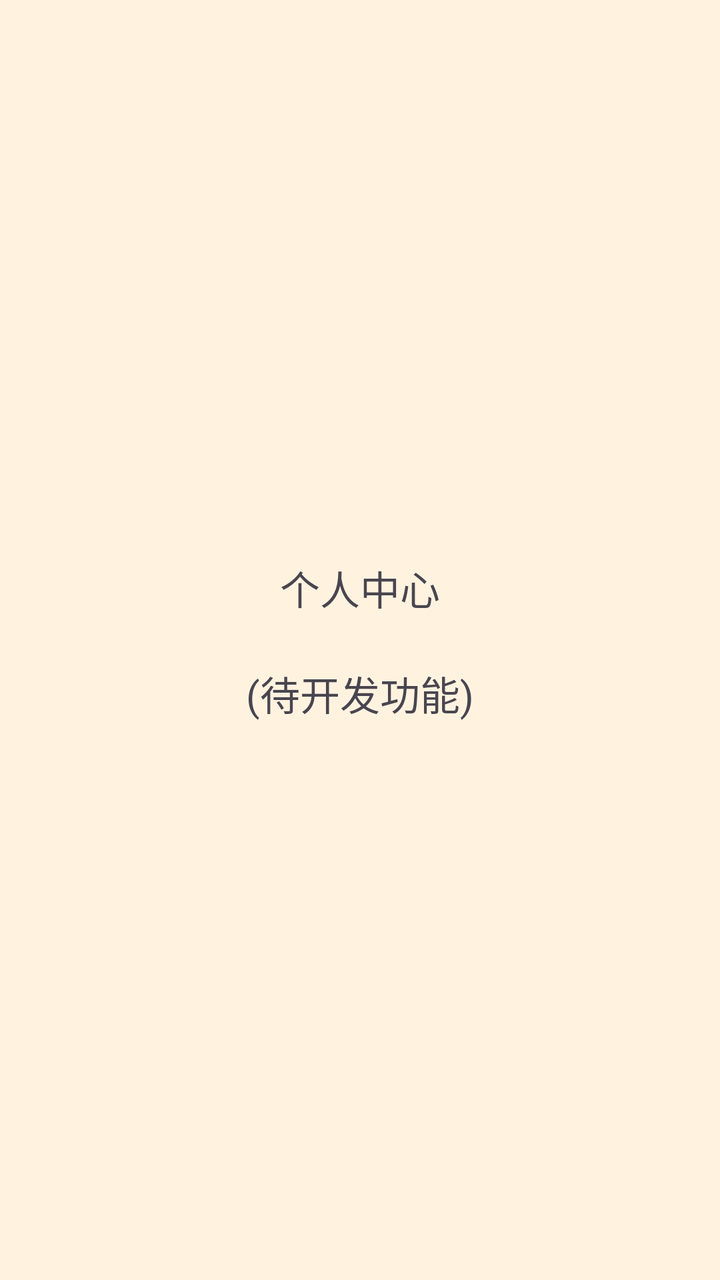
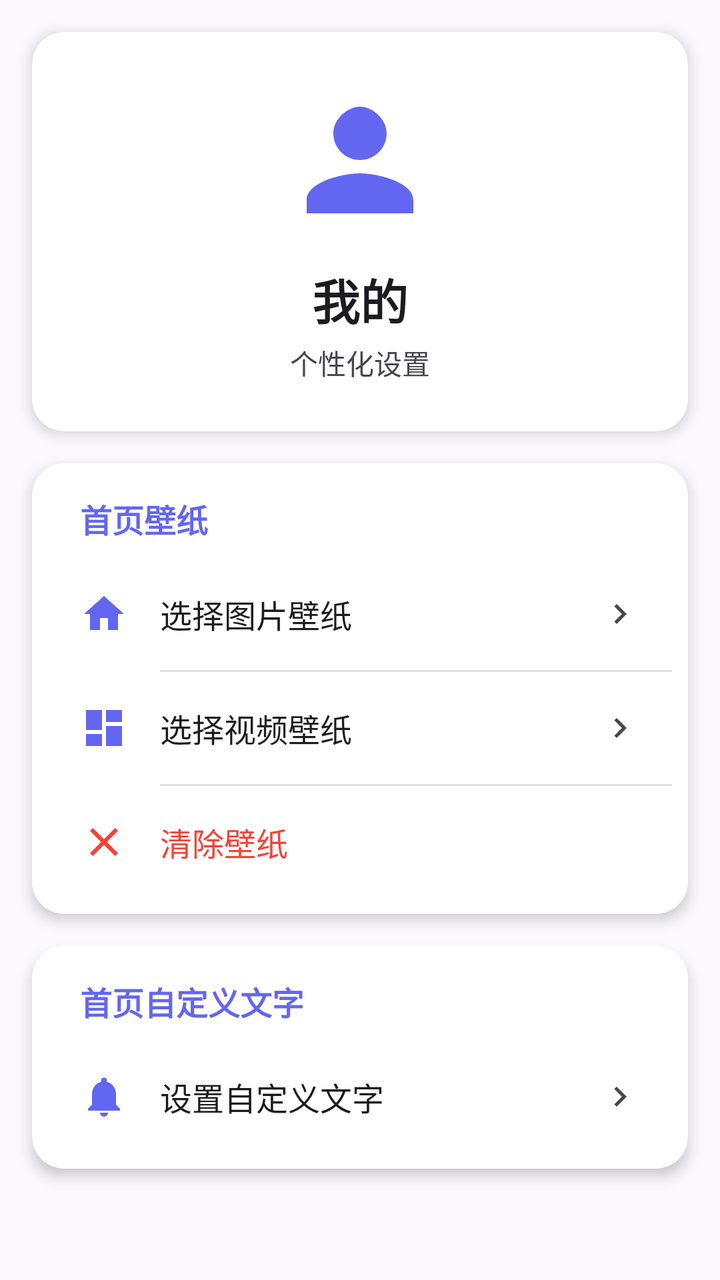

Two renders of the same Android screen: before a commit and after it. Below are the layout's source before the change and the commit's diff.
<!-- AndroidManifest.xml: application theme Theme.GuessTheNumber -->
<!-- res/layout/fragment_me.xml -->
<?xml version="1.0" encoding="utf-8"?>
<androidx.constraintlayout.widget.ConstraintLayout xmlns:android="http://schemas.android.com/apk/res/android"
    xmlns:app="http://schemas.android.com/apk/res-auto"
    android:layout_width="match_parent"
    android:layout_height="match_parent">

    <TextView
        android:id="@+id/text_me"
        android:layout_width="wrap_content"
        android:layout_height="wrap_content"
        android:text="个人中心\n\n(待开发功能)"
        android:textAlignment="center"
        android:textSize="20sp"
        app:layout_constraintBottom_toBottomOf="parent"
        app:layout_constraintEnd_toEndOf="parent"
        app:layout_constraintStart_toStartOf="parent"
        app:layout_constraintTop_toTopOf="parent" />
</androidx.constraintlayout.widget.ConstraintLayout>
<!-- resources referenced by this layout -->
<resources>
  <style name="Base.Theme.GuessTheNumber" parent="Theme.Material3.DayNight.NoActionBar">
          
          <item name="colorPrimary">@color/warm_primary</item>
          <item name="colorPrimaryContainer">@color/warm_accent</item>
          <item name="colorOnPrimary">@color/white</item>
          <item name="android:statusBarColor">@color/warm_bg</item>
          <item name="android:windowLightStatusBar">true</item>
          <item name="android:windowBackground">@color/warm_bg</item>
      </style>
  <color name="warm_primary">#FF7043</color>
  <color name="warm_accent">#FFAB91</color>
  <color name="white">#FFFFFFFF</color>
  <color name="warm_bg">#FFF3E0</color>
  <!-- unchanged entries left out for length: 1 -->
</resources>

<!-- the commit's change to res/layout/fragment_me.xml (unified diff, before → after) -->
@@ -1,18 +1,260 @@
 <?xml version="1.0" encoding="utf-8"?>
-<androidx.constraintlayout.widget.ConstraintLayout xmlns:android="http://schemas.android.com/apk/res/android"
+<ScrollView xmlns:android="http://schemas.android.com/apk/res/android"
     xmlns:app="http://schemas.android.com/apk/res-auto"
+    xmlns:tools="http://schemas.android.com/tools"
     android:layout_width="match_parent"
-    android:layout_height="match_parent">
-
-    <TextView
-        android:id="@+id/text_me"
-        android:layout_width="wrap_content"
+    android:layout_height="match_parent"
+    android:fillViewport="true">
+
+    <LinearLayout
+        android:layout_width="match_parent"
         android:layout_height="wrap_content"
-        android:text="个人中心\n\n(待开发功能)"
-        android:textAlignment="center"
-        android:textSize="20sp"
-        app:layout_constraintBottom_toBottomOf="parent"
-        app:layout_constraintEnd_toEndOf="parent"
-        app:layout_constraintStart_toStartOf="parent"
-        app:layout_constraintTop_toTopOf="parent" />
-</androidx.constraintlayout.widget.ConstraintLayout>
+        android:orientation="vertical">
+
+        
+        <androidx.cardview.widget.CardView
+            android:layout_width="match_parent"
+            android:layout_height="wrap_content"
+            android:layout_margin="16dp"
+            app:cardCornerRadius="16dp"
+            app:cardElevation="4dp">
+
+            <LinearLayout
+                android:layout_width="match_parent"
+                android:layout_height="wrap_content"
+                android:orientation="vertical"
+                android:padding="24dp"
+                android:gravity="center">
+
+                <ImageView
+                    android:layout_width="80dp"
+                    android:layout_height="80dp"
+                    android:src="@drawable/ic_person"
+                    android:tint="?attr/colorPrimary" />
+
+                <TextView
+                    android:layout_width="wrap_content"
+                    android:layout_height="wrap_content"
+                    android:layout_marginTop="12dp"
+                    android:text="我的"
+                    android:textSize="24sp"
+                    android:textStyle="bold"
+                    android:textColor="?android:attr/textColorPrimary" />
+
+                <TextView
+                    android:layout_width="wrap_content"
+                    android:layout_height="wrap_content"
+                    android:layout_marginTop="4dp"
+                    android:text="个性化设置"
+                    android:textSize="14sp"
+                    android:textColor="?android:attr/textColorSecondary" />
+
+            </LinearLayout>
+
+        </androidx.cardview.widget.CardView>
+
+        
+        <androidx.cardview.widget.CardView
+            android:layout_width="match_parent"
+            android:layout_height="wrap_content"
+            android:layout_marginStart="16dp"
+            android:layout_marginEnd="16dp"
+            android:layout_marginBottom="16dp"
+            app:cardCornerRadius="16dp"
+            app:cardElevation="4dp">
+
+            <LinearLayout
+                android:layout_width="match_parent"
+                android:layout_height="wrap_content"
+                android:orientation="vertical"
+                android:padding="8dp">
+
+                
+                <TextView
+                    android:layout_width="wrap_content"
+                    android:layout_height="wrap_content"
+                    android:layout_marginStart="16dp"
+                    android:layout_marginTop="8dp"
+                    android:layout_marginBottom="8dp"
+                    android:text="首页壁纸"
+                    android:textSize="16sp"
+                    android:textStyle="bold"
+                    android:textColor="?attr/colorPrimary" />
+
+                
+                <LinearLayout
+                    android:id="@+id/btn_select_image"
+                    android:layout_width="match_parent"
+                    android:layout_height="wrap_content"
+                    android:orientation="horizontal"
+                    android:padding="16dp"
+                    android:background="?attr/selectableItemBackground"
+                    android:gravity="center_vertical">
+
+                    <ImageView
+                        android:layout_width="24dp"
+                        android:layout_height="24dp"
+                        android:src="@drawable/ic_home"
+                        android:tint="?attr/colorPrimary" />
+
+                    <TextView
+                        android:layout_width="0dp"
+                        android:layout_height="wrap_content"
+                        android:layout_weight="1"
+                        android:layout_marginStart="16dp"
+                        android:text="选择图片壁纸"
+                        android:textSize="16sp"
+                        android:textColor="?android:attr/textColorPrimary" />
+
+                    <ImageView
+                        android:layout_width="20dp"
+                        android:layout_height="20dp"
+                        android:src="@drawable/ic_arrow_forward"
+                        android:tint="?android:attr/textColorSecondary" />
+
+                </LinearLayout>
+
+                <View
+                    android:layout_width="match_parent"
+                    android:layout_height="1dp"
+                    android:layout_marginStart="56dp"
+                    android:background="#E0E0E0" />
+
+                
+                <LinearLayout
+                    android:id="@+id/btn_select_video"
+                    android:layout_width="match_parent"
+                    android:layout_height="wrap_content"
+                    android:orientation="horizontal"
+                    android:padding="16dp"
+                    android:background="?attr/selectableItemBackground"
+                    android:gravity="center_vertical">
+
+                    <ImageView
+                        android:layout_width="24dp"
+                        android:layout_height="24dp"
+                        android:src="@drawable/ic_dashboard"
+                        android:tint="?attr/colorPrimary" />
+
+                    <TextView
+                        android:layout_width="0dp"
+                        android:layout_height="wrap_content"
+                        android:layout_weight="1"
+                        android:layout_marginStart="16dp"
+                        android:text="选择视频壁纸"
+                        android:textSize="16sp"
+                        android:textColor="?android:attr/textColorPrimary" />
+
+                    <ImageView
+                        android:layout_width="20dp"
+                        android:layout_height="20dp"
+                        android:src="@drawable/ic_arrow_forward"
+                        android:tint="?android:attr/textColorSecondary" />
+
+                </LinearLayout>
+
+                <View
+                    android:layout_width="match_parent"
+                    android:layout_height="1dp"
+                    android:layout_marginStart="56dp"
+                    android:background="#E0E0E0" />
+
+                
+                <LinearLayout
+                    android:id="@+id/btn_clear_wallpaper"
+                    android:layout_width="match_parent"
+                    android:layout_height="wrap_content"
+                    android:orientation="horizontal"
+                    android:padding="16dp"
+                    android:background="?attr/selectableItemBackground"
+                    android:gravity="center_vertical">
+
+                    <ImageView
+                        android:layout_width="24dp"
+                        android:layout_height="24dp"
+                        android:src="@drawable/close_icon"
+                        android:tint="#F44336" />
+
+                    <TextView
+                        android:layout_width="0dp"
+                        android:layout_height="wrap_content"
+                        android:layout_weight="1"
+                        android:layout_marginStart="16dp"
+                        android:text="清除壁纸"
+                        android:textSize="16sp"
+                        android:textColor="#F44336" />
+
+                </LinearLayout>
+
+            </LinearLayout>
+
+        </androidx.cardview.widget.CardView>
+
+        
+        <androidx.cardview.widget.CardView
+            android:layout_width="match_parent"
+            android:layout_height="wrap_content"
+            android:layout_marginStart="16dp"
+            android:layout_marginEnd="16dp"
+            android:layout_marginBottom="16dp"
+            app:cardCornerRadius="16dp"
+            app:cardElevation="4dp">
+
+            <LinearLayout
+                android:layout_width="match_parent"
+                android:layout_height="wrap_content"
+                android:orientation="vertical"
+                android:padding="8dp">
+
+                
+                <TextView
+                    android:layout_width="wrap_content"
+                    android:layout_height="wrap_content"
+                    android:layout_marginStart="16dp"
+                    android:layout_marginTop="8dp"
+                    android:layout_marginBottom="8dp"
+                    android:text="首页自定义文字"
+                    android:textSize="16sp"
+                    android:textStyle="bold"
+                    android:textColor="?attr/colorPrimary" />
+
+                
+                <LinearLayout
+                    android:id="@+id/btn_set_custom_text"
+                    android:layout_width="match_parent"
+                    android:layout_height="wrap_content"
+                    android:orientation="horizontal"
+                    android:padding="16dp"
+                    android:background="?attr/selectableItemBackground"
+                    android:gravity="center_vertical">
+
+                    <ImageView
+                        android:layout_width="24dp"
+                        android:layout_height="24dp"
+                        android:src="@drawable/ic_notifications"
+                        android:tint="?attr/colorPrimary" />
+
+                    <TextView
+                        android:layout_width="0dp"
+                        android:layout_height="wrap_content"
+                        android:layout_weight="1"
+                        android:layout_marginStart="16dp"
+                        android:text="设置自定义文字"
+                        android:textSize="16sp"
+                        android:textColor="?android:attr/textColorPrimary" />
+
+                    <ImageView
+                        android:layout_width="20dp"
+                        android:layout_height="20dp"
+                        android:src="@drawable/ic_arrow_forward"
+                        android:tint="?android:attr/textColorSecondary" />
+
+                </LinearLayout>
+
+            </LinearLayout>
+
+        </androidx.cardview.widget.CardView>
+
+    </LinearLayout>
+
+</ScrollView>
<!-- resource entries referenced after the edit -->
@@ -1,18 +1,191 @@
 <!-- resources referenced by this layout -->
 <resources>
+  <!-- drawable close_icon (drawable) -->
+  <vector xmlns:android="http://schemas.android.com/apk/res/android"
+      android:width="24dp"
+      android:height="24dp"
+      android:viewportWidth="24"
+      android:viewportHeight="24"
+      android:tint="@color/text_color">
+      <path
+          android:fillColor="@android:color/white"
+          android:pathData="M19,6.41L17.59,5 12,10.59 6.41,5 5,6.41 10.59,12 5,17.59 6.41,19 12,13.41 17.59,19 19,17.59 13.41,12z"/>
+  </vector>
+  <!-- drawable ic_arrow_forward (drawable) -->
+  <vector xmlns:android="http://schemas.android.com/apk/res/android"
+      android:width="24dp"
+      android:height="24dp"
+      android:viewportWidth="24"
+      android:viewportHeight="24">
+      <path
+          android:fillColor="?android:attr/textColorPrimary"
+          android:pathData="M10,6L8.59,7.41 13.17,12l-4.58,4.59L10,18l6,-6z"/>
+  </vector>
+  <!-- drawable ic_dashboard (drawable) -->
+  <vector xmlns:android="http://schemas.android.com/apk/res/android"
+      android:width="24dp"
+      android:height="24dp"
+      android:viewportWidth="24"
+      android:viewportHeight="24"
+      android:tint="?attr/colorControlNormal">
+      <path
+          android:fillColor="@android:color/white"
+          android:pathData="M3,13h8L11,3L3,3v10zM3,21h8v-6L3,15v6zM13,21h8L21,11h-8v10zM13,3v6h8L21,3h-8z"/>
+  </vector>
+  <!-- drawable ic_home (drawable) -->
+  <vector xmlns:android="http://schemas.android.com/apk/res/android"
+      android:width="24dp"
+      android:height="24dp"
+      android:viewportWidth="24"
+      android:viewportHeight="24"
+      android:tint="?attr/colorControlNormal">
+      <path
+          android:fillColor="@android:color/white"
+          android:pathData="M10,20v-6h4v6h5v-8h3L12,3 2,12h3v8z"/>
+  </vector>
+  <!-- drawable ic_notifications (drawable) -->
+  <vector xmlns:android="http://schemas.android.com/apk/res/android"
+      android:width="24dp"
+      android:height="24dp"
+      android:viewportWidth="24"
+      android:viewportHeight="24"
+      android:tint="?attr/colorControlNormal">
+      <path
+          android:fillColor="@android:color/white"
+          android:pathData="M12,22c1.1,0 2,-0.9 2,-2h-4c0,1.1 0.9,2 2,2zM18,16v-5c0,-3.07 -1.63,-5.64 -4.5,-6.32L13.5,4c0,-0.83 -0.67,-1.5 -1.5,-1.5s-1.5,0.67 -1.5,1.5v0.68C7.64,5.36 6,7.92 6,11v5l-2,2v1h16v-1l-2,-2z"/>
+  </vector>
+  <!-- drawable ic_person (drawable) -->
+  <vector xmlns:android="http://schemas.android.com/apk/res/android"
+      android:width="24dp"
+      android:height="24dp"
+      android:viewportWidth="24"
+      android:viewportHeight="24"
+      android:tint="?attr/colorControlNormal">
+      <path
+          android:fillColor="@android:color/white"
+          android:pathData="M12,12c2.21,0 4,-1.79 4,-4s-2.21,-4 -4,-4 -4,1.79 -4,4 1.79,4 4,4zM12,14c-2.67,0 -8,1.34 -8,4v2h16v-2c0,-2.66 -5.33,-4 -8,-4z"/>
+  </vector>
+  <color name="text_color">#1B1B1F</color>
   <style name="Base.Theme.GuessTheNumber" parent="Theme.Material3.DayNight.NoActionBar">
           
-          <item name="colorPrimary">@color/warm_primary</item>
-          <item name="colorPrimaryContainer">@color/warm_accent</item>
-          <item name="colorOnPrimary">@color/white</item>
-          <item name="android:statusBarColor">@color/warm_bg</item>
+          <item name="colorPrimary">@color/primary</item>
+          <item name="colorOnPrimary">@color/on_primary</item>
+          <item name="colorPrimaryContainer">@color/primary_container</item>
+          <item name="colorOnPrimaryContainer">@color/on_primary_container</item>
+          <item name="colorPrimaryInverse">@color/primary_light</item>
+  
+          
+          <item name="colorSecondary">@color/secondary</item>
+          <item name="colorOnSecondary">@color/on_secondary</item>
+          <item name="colorSecondaryContainer">@color/secondary_container</item>
+          <item name="colorOnSecondaryContainer">@color/on_secondary_container</item>
+          <item name="colorTertiary">@color/tertiary</item>
+          <item name="colorOnTertiary">@color/on_tertiary</item>
+          <item name="colorTertiaryContainer">@color/tertiary_container</item>
+          <item name="colorOnTertiaryContainer">@color/on_tertiary_container</item>
+  
+          
+          <item name="android:colorBackground">@color/background</item>
+          <item name="colorSurface">@color/surface</item>
+          <item name="colorOnSurface">@color/text_primary</item>
+          <item name="colorOnSurfaceVariant">@color/text_secondary</item>
+          <item name="colorSurfaceVariant">@color/surface_variant</item>
+          <item name="colorSurfaceContainerLowest">@color/surface_container_lowest</item>
+          <item name="colorSurfaceContainerLow">@color/surface_container_low</item>
+          <item name="colorSurfaceContainer">@color/surface_container</item>
+          <item name="colorSurfaceContainerHigh">@color/surface_container_high</item>
+          <item name="colorSurfaceContainerHighest">@color/surface_container_highest</item>
+          <item name="colorOutline">@color/outline</item>
+          <item name="colorOutlineVariant">@color/outline_variant</item>
+          <item name="colorError">@color/error</item>
+          <item name="colorErrorContainer">@color/error_container</item>
+  
+          
+          <item name="android:statusBarColor">@android:color/transparent</item>
+          <item name="android:navigationBarColor">@android:color/transparent</item>
           <item name="android:windowLightStatusBar">true</item>
-          <item name="android:windowBackground">@color/warm_bg</item>
+          <item name="android:windowLightNavigationBar" tools:targetApi="o_mr1">true</item>
+          <item name="android:windowBackground">@color/background</item>
+          <item name="android:enforceStatusBarContrast" tools:targetApi="q">false</item>
+          <item name="android:enforceNavigationBarContrast" tools:targetApi="q">false</item>
+  
+          
+          <item name="shapeAppearanceCornerSmall">@style/Shape.App.Small</item>
+          <item name="shapeAppearanceCornerMedium">@style/Shape.App.Medium</item>
+          <item name="shapeAppearanceCornerLarge">@style/Shape.App.Large</item>
+          <item name="shapeAppearanceCornerExtraLarge">@style/Shape.App.ExtraLarge</item>
+  
+          
+          <item name="materialCardViewStyle">@style/Widget.App.CardView</item>
+          <item name="bottomNavigationStyle">@style/Widget.App.BottomNavigationView</item>
+          <item name="materialButtonStyle">@style/Widget.App.Button</item>
+          <item name="borderlessButtonStyle">@style/Widget.App.Button.TextButton</item>
+          <item name="dialogCornerRadius">32dp</item>
       </style>
-  <color name="warm_primary">#FF7043</color>
-  <color name="warm_accent">#FFAB91</color>
-  <color name="white">#FFFFFFFF</color>
-  <color name="warm_bg">#FFF3E0</color>
+  <color name="primary">#6366F1</color>
+  <color name="on_primary">#FFFFFF</color>
+  <color name="primary_container">#E1E0FF</color>
+  <color name="on_primary_container">#1A1B78</color>
+  <color name="primary_light">#818CF8</color>
+  <color name="secondary">#8B5CF6</color>
+  <color name="on_secondary">#FFFFFF</color>
+  <color name="secondary_container">#E9DDFF</color>
+  <color name="on_secondary_container">#2B0093</color>
+  <color name="tertiary">#EC4899</color>
+  <color name="on_tertiary">#FFFFFF</color>
+  <color name="tertiary_container">#FFD9E6</color>
+  <color name="on_tertiary_container">#3E001D</color>
+  <color name="background">#FBF9FE</color>
+  <color name="surface">#FFFFFF</color>
+  <color name="text_primary">#1B1B1F</color>
+  <color name="text_secondary">#5A5960</color>
+  <color name="surface_variant">#E6E1EC</color>
+  <color name="surface_container_lowest">#FFFFFF</color>
+  <color name="surface_container_low">#F5F2FA</color>
+  <color name="surface_container">#EFECF4</color>
+  <color name="surface_container_high">#EAE7F0</color>
+  <color name="surface_container_highest">#E4E1EB</color>
+  <color name="outline">#787680</color>
+  <color name="outline_variant">#C8C4D2</color>
+  <color name="error">#BA1A1A</color>
+  <color name="error_container">#FFDAD6</color>
+  <style name="Shape.App.Small" parent="ShapeAppearance.Material3.Corner.Small">
+          <item name="cornerSize">12dp</item>
+      </style>
+  <style name="Shape.App.Medium" parent="ShapeAppearance.Material3.Corner.Medium">
+          <item name="cornerSize">20dp</item>
+      </style>
+  <style name="Shape.App.Large" parent="ShapeAppearance.Material3.Corner.Large">
+          <item name="cornerSize">28dp</item>
+      </style>
+  <style name="Shape.App.ExtraLarge" parent="ShapeAppearance.Material3.Corner.ExtraLarge">
+          <item name="cornerSize">32dp</item>
+      </style>
+  <style name="Widget.App.CardView" parent="Widget.Material3.CardView.Elevated">
+          <item name="cardBackgroundColor">?attr/colorSurfaceContainerLow</item>
+          <item name="cardCornerRadius">24dp</item>
+          <item name="cardElevation">0dp</item>
+          <item name="strokeWidth">0dp</item>
+          <item name="contentPadding">16dp</item>
+      </style>
+  <style name="Widget.App.BottomNavigationView" parent="Widget.Material3.BottomNavigationView">
+          <item name="elevation">0dp</item>
+          <item name="labelVisibilityMode">labeled</item>
+      </style>
+  <style name="Widget.App.Button" parent="Widget.Material3.Button">
+          <item name="shapeAppearanceOverlay">@style/Shape.App.Button.Pill</item>
+          <item name="android:minHeight">52dp</item>
+          <item name="android:paddingStart">24dp</item>
+          <item name="android:paddingEnd">24dp</item>
+          <item name="android:textSize">15sp</item>
+          <item name="android:textStyle">bold</item>
+      </style>
+  <style name="Widget.App.Button.TextButton" parent="Widget.Material3.Button.TextButton">
+          <item name="android:textStyle">bold</item>
+      </style>
+  <style name="Shape.App.Button.Pill" parent="">
+          <item name="cornerSize">50%</item>
+      </style>
   <!-- unchanged entries left out for length: 1 -->
 </resources>
 
